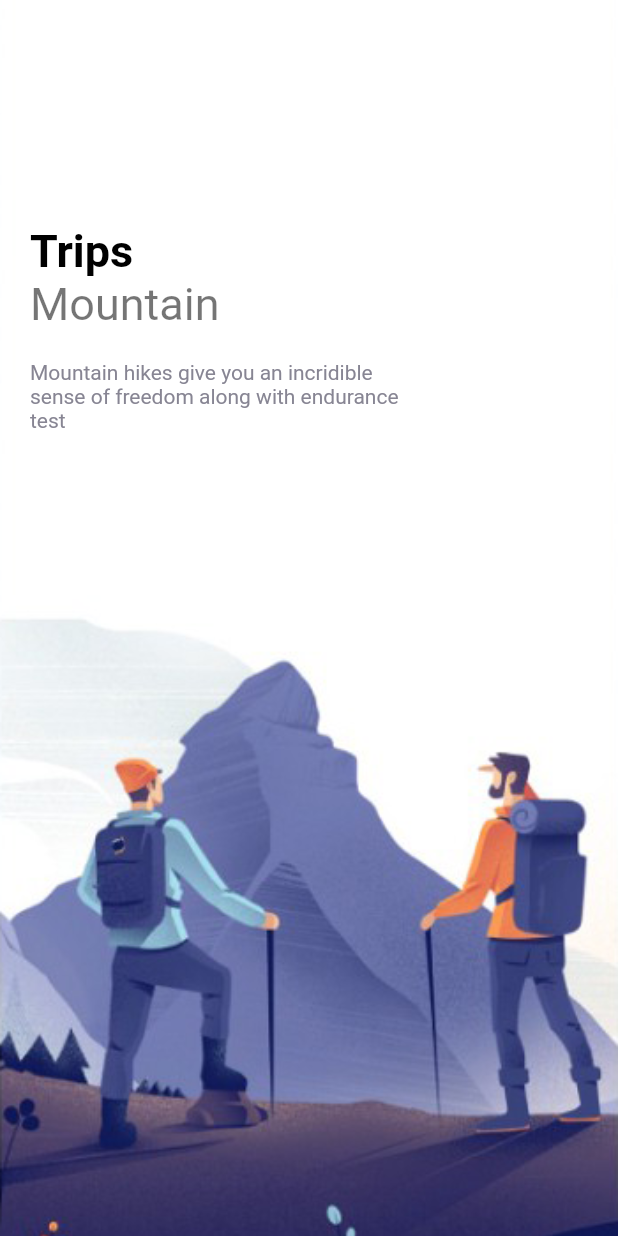
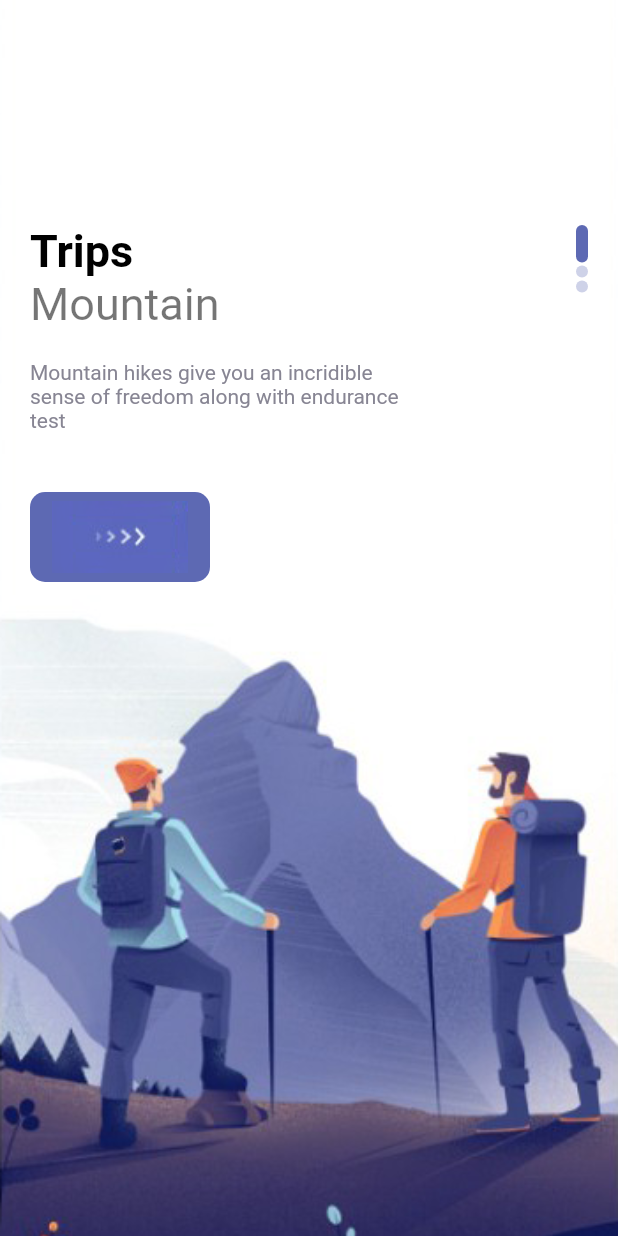
Before and after one commit to mamaM4U/flutter_cubit_trip_tips_app, a Flutter app: the screen it shows after launch, on a phone screen of 412 x 824 dp. Run offline on Flutter 3.47's test engine with Material 2 defaults, Android fonts, the phone set to English and light mode, and no system bars.

Commit message:
index dots, welcome page

```diff
--- a/lib/pages/welcome_page.dart
+++ b/lib/pages/welcome_page.dart
@@ -3,6 +3,7 @@ import 'package:flutter/material.dart';
 import 'package:flutter_cubit_trip_tips_app/constants/colors.dart';
 import 'package:flutter_cubit_trip_tips_app/widgets/app_large_text.dart';
 import 'package:flutter_cubit_trip_tips_app/widgets/app_text.dart';
+import 'package:flutter_cubit_trip_tips_app/widgets/responsive_button.dart';
 
 class WelcomePage extends StatefulWidget {
   const WelcomePage({Key? key}) : super(key: key);
@@ -38,22 +39,38 @@ class _WelcomePageState extends State<WelcomePage> {
               child: Container(
                 margin: const EdgeInsets.only(top:150,left :20, right:20),
                 child: Row(
+                  mainAxisAlignment: MainAxisAlignment.spaceBetween,
                   children: [
                     Column(
                       crossAxisAlignment: CrossAxisAlignment.start,
                       children: [
                         AppLargeText(text: "Trips"),
                         AppText(text: "Mountain",size: 30,),
-                        SizedBox(height: 20,),
+                        const SizedBox(height: 20,),
                         Container(
                           width: 250,
                           child: AppText(text: "Mountain hikes give you an incridible sense of freedom along with endurance test",
                             color : AppColors.textColor2,
                             size: 14,
                           ),
-                        )
+                        ),
+                        const SizedBox(height: 40,),
+                        ResponsiveButton(width: 120,),
 
                       ],
+                    ),
+                    Column(
+                      children: List.generate(images.length, (indexDots){
+                        return Container(
+                          margin: const EdgeInsets.only(bottom: 2),
+                          width: 8,
+                          height: index==indexDots?25:8,
+                          decoration: BoxDecoration(
+                            borderRadius: BorderRadius.circular(8),
+                            color: index==indexDots?AppColors.mainColor:AppColors.mainColor.withOpacity(0.3)
+                          ),
+                        );
+                      }),
                     )
                   ],
                 ),
--- /dev/null
+++ b/lib/widgets/responsive_button.dart
@@ -0,0 +1,26 @@
+import 'package:flutter/cupertino.dart';
+import 'package:flutter_cubit_trip_tips_app/constants/colors.dart';
+
+class ResponsiveButton extends StatelessWidget {
+  bool? isResponsive;
+  double? width;
+  ResponsiveButton({Key? key,this.width,this.isResponsive=false}) : super(key: key);
+
+  @override
+  Widget build(BuildContext context) {
+    return Container(
+      width: width,
+      height: 60,
+      decoration: BoxDecoration(
+        borderRadius: BorderRadius.circular(10),
+        color: AppColors.mainColor
+      ),
+      child: Row(
+        mainAxisAlignment: MainAxisAlignment.center,
+        children: [
+          Image.asset("assets/button-one.png")
+        ],
+      ),
+    );
+  }
+}
```
